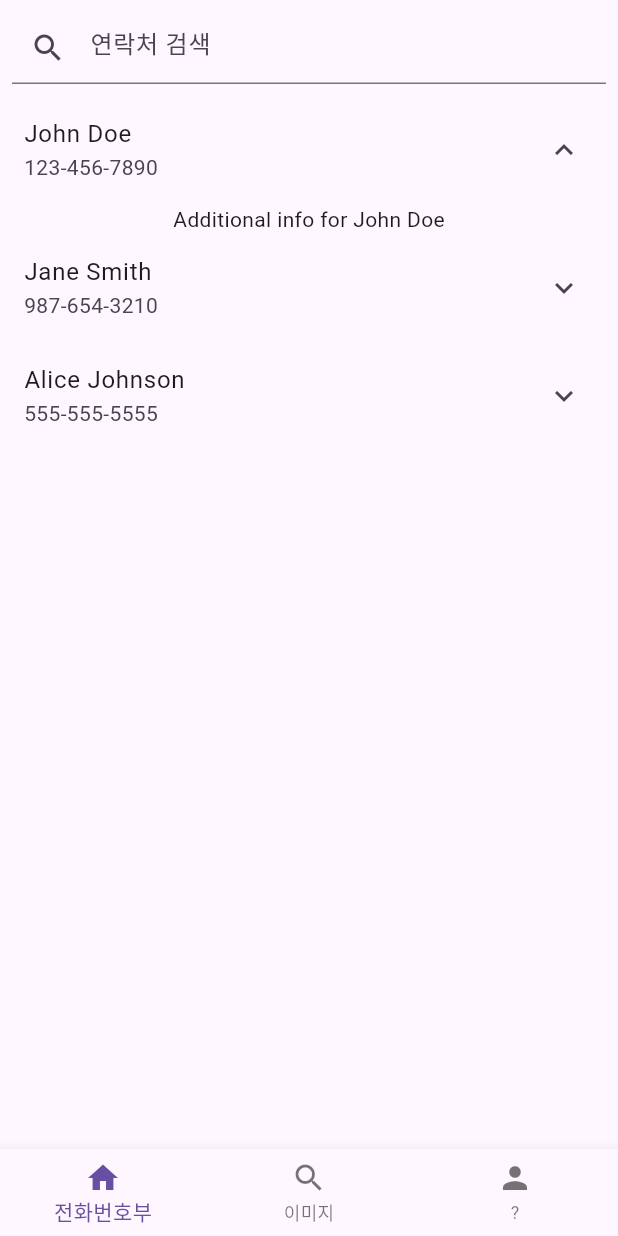
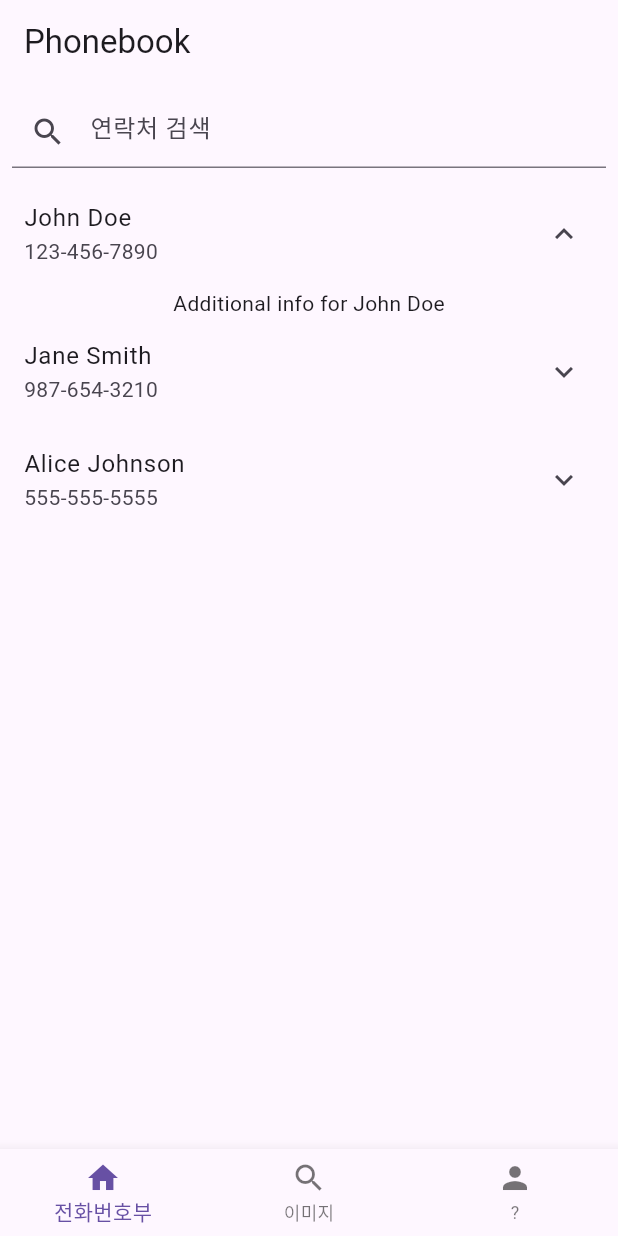
Before and after one commit to QuadeKang/madCampWeek1, a Flutter app: the screen it shows after launch, after a tap on "John Doe", on a phone screen of 412 x 824 dp. Run offline on Flutter 3.47's test engine with Material 3 defaults, Android fonts, the phone set to English and light mode, and no system bars; our stand-ins replace image_picker.

Commit message:
:lipstick: change title design

```diff
--- a/src/tabapp/lib/main.dart
+++ b/src/tabapp/lib/main.dart
@@ -31,6 +31,7 @@ class _MyTabbedAppState extends State<MyTabbedApp> {
   @override
   Widget build(BuildContext context) {
     return Scaffold(
+
       body: _tabs[_currentIndex],
       bottomNavigationBar: BottomNavigationBar(
         currentIndex: _currentIndex,
@@ -57,11 +58,10 @@ class _MyTabbedAppState extends State<MyTabbedApp> {
     );
   }
 }
-
 class Contact {
   final String name;
   final String phoneNumber;
-  final String additionalInfo; // 추가 정보
+  final String additionalInfo;
 
   Contact({required this.name, required this.phoneNumber, required this.additionalInfo});
 }
@@ -76,23 +76,20 @@ class _Tab1State extends State<Tab1> {
     Contact(name: 'John Doe', phoneNumber: '123-456-7890', additionalInfo: 'Additional info for John Doe'),
     Contact(name: 'Jane Smith', phoneNumber: '987-654-3210', additionalInfo: 'Additional info for Jane Smith'),
     Contact(name: 'Alice Johnson', phoneNumber: '555-555-5555', additionalInfo: 'Additional info for Alice Johnson'),
-    // 필요한 만큼 데이터를 추가할 수 있습니다.
   ];
 
-  List<Contact> filteredContacts = []; // 검색 결과를 저장하는 리스트
-  String searchQuery = ''; // 검색 쿼리를 저장하는 변수
+  List<Contact> filteredContacts = [];
+  String searchQuery = '';
 
   @override
   void initState() {
     super.initState();
-    // 초기에는 전체 연락처를 검색 결과로 설정
     filteredContacts = allContacts;
   }
 
-  // 검색 필드의 상태를 감지하고 검색 결과를 업데이트합니다.
   void searchContacts(String query) {
     setState(() {
-      searchQuery = query; // 검색 쿼리 업데이트
+      searchQuery = query;
       filteredContacts = allContacts
           .where((contact) =>
           contact.name.toLowerCase().contains(query.toLowerCase()))
@@ -102,35 +99,40 @@ class _Tab1State extends State<Tab1> {
 
   @override
   Widget build(BuildContext context) {
-    return Column(
+    return Scaffold(
+      appBar: AppBar(
+        title: Text('Phonebook'), // Tab1 페이지의 타이틀
+      ),
+      body: Column(
         children: [
           Padding(
             padding: const EdgeInsets.all(8.0),
             child: TextField(
               onChanged: (value) {
-              searchContacts(value); // 검색 필드가 변경될 때 검색 수행
+                searchContacts(value);
               },
               decoration: InputDecoration(
-              hintText: '연락처 검색', // 검색 필드 힌트
-              prefixIcon: Icon(Icons.search), // 검색 아이콘
+                hintText: '연락처 검색',
+                prefixIcon: Icon(Icons.search),
               ),
             ),
           ),
           Expanded(
             child: ListView.builder(
-            itemCount: searchQuery.isEmpty ? allContacts.length : filteredContacts.length, // 검색 결과 항목 수
+              itemCount: searchQuery.isEmpty ? allContacts.length : filteredContacts.length,
               itemBuilder: (context, index) {
                 final contact = searchQuery.isEmpty ? allContacts[index] : filteredContacts[index];
 
                 return ExpandableListTile(
                   title: Text(contact.name),
                   subtitle: Text(contact.phoneNumber),
-                additionalInfo: Text(contact.additionalInfo), // 추가 정보를 표시할 위젯 추가
+                  additionalInfo: Text(contact.additionalInfo),
                 );
               },
             ),
           ),
         ],
+      ),
     );
   }
 }
@@ -147,7 +149,7 @@ class ExpandableListTile extends StatefulWidget {
 }
 
 class _ExpandableListTileState extends State<ExpandableListTile> {
-  bool _isExpanded = false; // 확장/축소 상태 관리
+  bool _isExpanded = false;
 
   @override
   Widget build(BuildContext context) {
@@ -156,18 +158,20 @@ class _ExpandableListTileState extends State<ExpandableListTile> {
         ListTile(
           onTap: () {
             setState(() {
-              _isExpanded = !_isExpanded; // 탭할 때 확장/축소 상태 토글
+              _isExpanded = !_isExpanded;
             });
           },
           title: widget.title,
           subtitle: widget.subtitle,
-          trailing: _isExpanded ? Icon(Icons.expand_less) : Icon(Icons.expand_more), // 확장/축소 아이콘
+          trailing: _isExpanded ? Icon(Icons.expand_less) : Icon(Icons.expand_more),
         ),
-        if (_isExpanded) widget.additionalInfo, // 추가 정보 표시 여부 결정
+        if (_isExpanded) widget.additionalInfo,
       ],
     );
   }
 }
+
+
 class Tab2 extends StatefulWidget {
   @override
   _Tab2State createState() => _Tab2State();
```
Also changed, not shown: 7 other files. Lines whose indentation alone changed are shown as unchanged.
